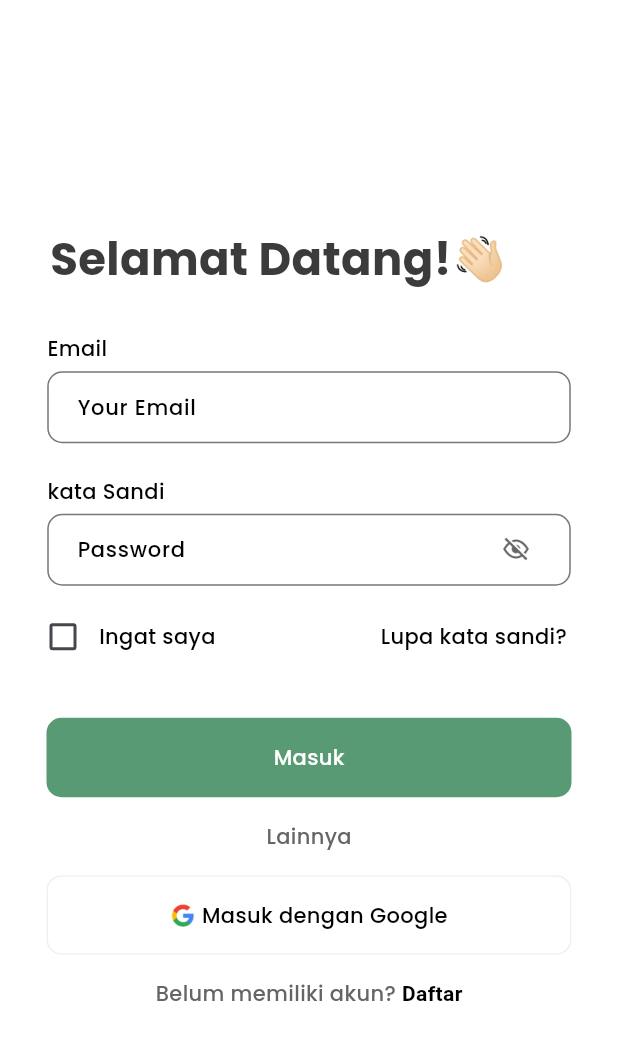
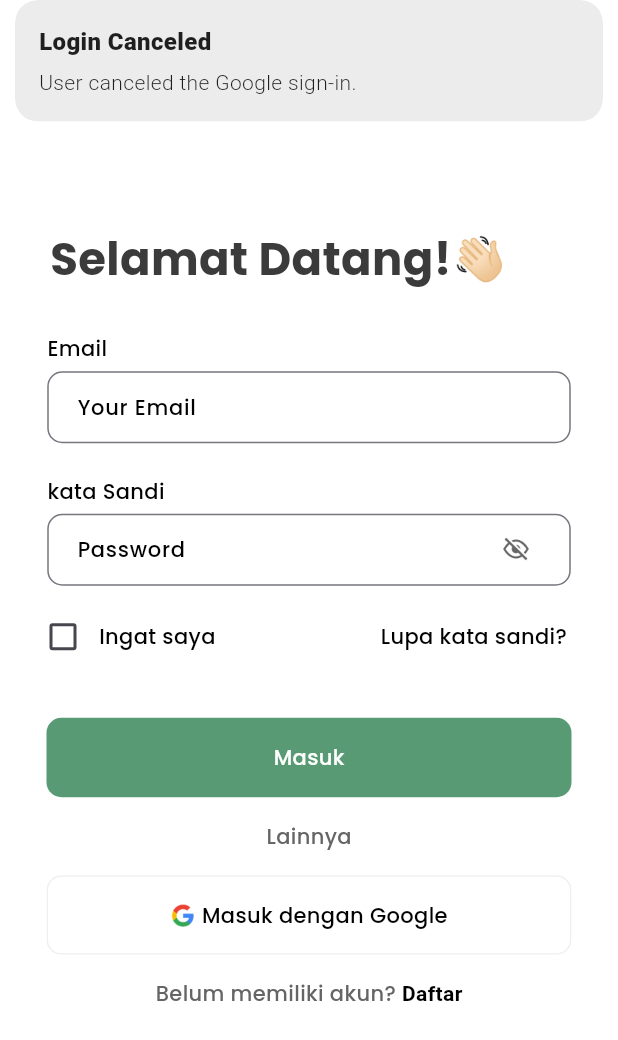
Before and after one commit to MotionHacks4-0/Team4, a Flutter app: the screen it shows after launch, after a tap on "Masuk dengan Google", on a phone screen of 412 x 824 dp. Shown: the top 1040 px of the screen. Run offline on Flutter 3.47's test engine with Material 3 defaults, Android fonts, the phone set to English and light mode, and no system bars; our stand-ins replace firebase_auth, firebase_core, get, google_fonts, google_sign_in, smooth_page_indicator; accounts and stored records are empty; network calls fail.

Commit message:
logout-regis-login finish

```diff
--- a/lib/app/modules/login/controllers/login_controller.dart
+++ b/lib/app/modules/login/controllers/login_controller.dart
@@ -30,6 +30,19 @@ class LoginController extends GetxController {
     }
   }
 
+  Future<void> loginWithGoogle() async {
+    try {
+      final user = await _authService.loginWithGoogle();
+      if (user != null) {
+        Get.offNamed(Routes.PROFILE);
+      } else {
+        Get.snackbar('Login Canceled', 'User canceled the Google sign-in.');
+      }
+    } catch (e) {
+      Get.snackbar('Login Failed', e.toString());
+    }
+  }
+
   void goToForgotPassword() {
     // Add your navigation logic here
     Get.toNamed('/forgot-password');
--- a/lib/app/modules/login/views/login_view.dart
+++ b/lib/app/modules/login/views/login_view.dart
@@ -82,7 +82,9 @@ class LoginView extends GetView<LoginController> {
             SizedBox(height: 16),
             CustomButton(
               text: "Masuk dengan Google",
-              onPress: () {},
+              onPress: () {
+                controller.loginWithGoogle();
+              },
               icon: "google.png",
               col: Style.whiteColor,
               borderColor: Style.greyColor1,
--- a/lib/app/modules/profile/controllers/profile_controller.dart
+++ b/lib/app/modules/profile/controllers/profile_controller.dart
@@ -1,17 +1,36 @@
+import 'package:firebase_auth/firebase_auth.dart';
 import 'package:get/get.dart';
 
 class ProfileController extends GetxController {
-  var name = 'Karina'.obs;
-  var username = 'Karina123'.obs;
+  final FirebaseAuth _auth = FirebaseAuth.instance;
+
+  // Observables for user data
+  var displayName = ''.obs;
+  var email = ''.obs;
+  var phoneNumber = ''.obs;
+  var uid = ''.obs;
+  var photoURL = ''.obs;
 
   void logout() {
     // Add logout logic here (e.g., clear user session, navigate to login)
     Get.offAllNamed('/login');
   }
 
+  void loadUserData() {
+    final user = _auth.currentUser;
+    if (user != null) {
+      displayName.value = user.displayName ?? 'No Name';
+      email.value = user.email ?? '';
+      phoneNumber.value = user.phoneNumber ?? 'Tambahkan Nomor Telp.';
+      uid.value = user.uid;
+      photoURL.value = user.photoURL ?? '';
+    }
+  }
+
   @override
   void onInit() {
     super.onInit();
+    loadUserData();
   }
 
   @override
--- a/lib/app/modules/register/controllers/register_controller.dart
+++ b/lib/app/modules/register/controllers/register_controller.dart
@@ -8,6 +8,7 @@ class RegisterController extends GetxController {
   final name = ''.obs;
   final email = ''.obs;
   final password = ''.obs;
+  var isPasswordHidden = true.obs;
 
   Future<void> register() async {
     try {
@@ -18,6 +19,10 @@ class RegisterController extends GetxController {
     } catch (e) {
       Get.snackbar('Registration Failed', e.toString());
     }
+  }
+
+  void togglePasswordVisibility() {
+    isPasswordHidden.value = !isPasswordHidden.value;
   }
 
   @override
--- a/lib/app/services/auth_service.dart
+++ b/lib/app/services/auth_service.dart
@@ -1,7 +1,9 @@
 import 'package:firebase_auth/firebase_auth.dart';
+import 'package:google_sign_in/google_sign_in.dart';
 
 class AuthService {
   final FirebaseAuth _auth = FirebaseAuth.instance;
+  final GoogleSignIn _googleSignIn = GoogleSignIn();
 
   Future<User?> register(String email, String password) async {
     try {
@@ -23,8 +25,26 @@ class AuthService {
     }
   }
 
+  Future<User?> loginWithGoogle() async {
+    final GoogleSignInAccount? googleUser = await _googleSignIn.signIn();
+    if (googleUser == null) return null; // user canceled login
+
+    final GoogleSignInAuthentication googleAuth =
+        await googleUser.authentication;
+
+    final credential = GoogleAuthProvider.credential(
+      accessToken: googleAuth.accessToken,
+      idToken: googleAuth.idToken,
+    );
+
+    UserCredential userCredential =
+        await _auth.signInWithCredential(credential);
+    return userCredential.user;
+  }
+
   Future<void> logout() async {
     await _auth.signOut();
+    await _googleSignIn.signOut();
   }
 
   User? getCurrentUser() {
--- a/pubspec.yaml
+++ b/pubspec.yaml
@@ -39,6 +39,7 @@ dependencies:
   firebase_auth: ^5.5.3
   google_fonts: ^6.2.1
   smooth_page_indicator: ^1.1.0
+  google_sign_in: ^6.3.0
 
 dev_dependencies:
   flutter_test:
```
Also changed, not shown: lib/app/modules/profile/views/profile_view.dart (+7 -7 lines), lib/app/modules/register/views/register_view.dart (+9 -5 lines), pubspec.lock, 2 other files.
